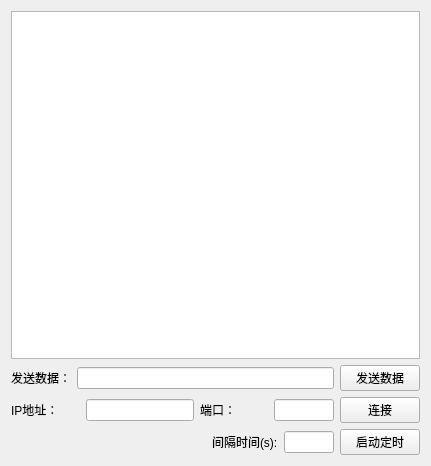
Above: TestClient/mainwindow.ui from dushibaiyu/QtTcpThreadServer before the change. Below: the same form after it.
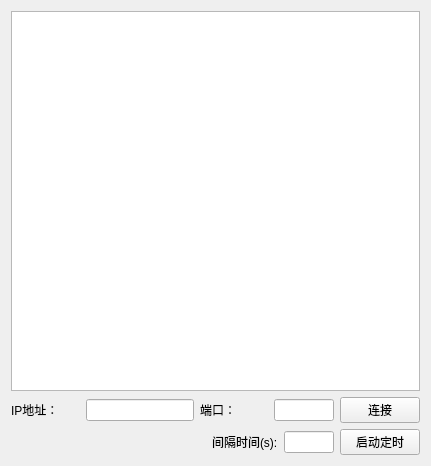
That is the form after the change.

What changed in the file:
```diff
--- a/TestClient/mainwindow.ui
+++ b/TestClient/mainwindow.ui
@@ -18,27 +18,6 @@
     <item>
      <widget class="QTextEdit" name="textEdit"/>
     </item>
-    <item>
-     <layout class="QHBoxLayout" name="horizontalLayout">
-      <item>
-       <widget class="QLabel" name="label">
-        <property name="text">
-         <string>发送数据：</string>
-        </property>
-       </widget>
-      </item>
-      <item>
-       <widget class="QLineEdit" name="txtData"/>
-      </item>
-      <item>
-       <widget class="QPushButton" name="pushSent">
-        <property name="text">
-         <string>发送数据</string>
-        </property>
-       </widget>
-      </item>
-     </layout>
-    </item>
     <item>
      <layout class="QHBoxLayout" name="horizontalLayout_2">
       <item>
```
